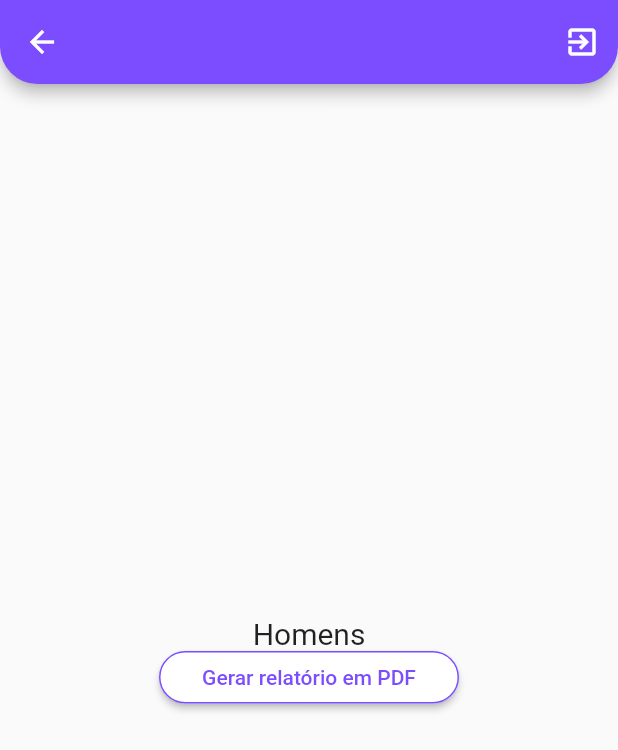
After one commit to Mthws167/TargetControl, a Flutter app: the screen it shows once a user with an empty profile is signed in, after a tap on "Relatório em PDF? Clique Aqui", on a phone screen of 412 x 824 dp. The commit adds this screen. Shown: the top 750 px of the screen. Run offline on Flutter 3.47's test engine with Material 2 defaults, Android fonts, the phone set to English and light mode, and no system bars; our stand-ins replace email_validator, firebase_auth, firebase_core, firebase_database, fluttertoast; missing offline and left inert: cloud_firestore_web, firebase_auth_web, firebase_core_web, firebase_database_web; accounts and stored records are empty.

Commit message:
criando página para o relatório

```diff
--- a/lib/screens/screen-counter/counter.dart
+++ b/lib/screens/screen-counter/counter.dart
@@ -3,8 +3,7 @@ import 'dart:async';
 import 'package:firebase_auth/firebase_auth.dart';
 import 'package:firebase_database/firebase_database.dart';
 import 'package:flutter/material.dart';
-
-import '../../utils/pdf.dart';
+import '../screen-pdf/pdf.dart';
 
 
 class Counter extends StatelessWidget {
@@ -173,7 +172,7 @@ class _ProgressState extends State<ProgressBar> {
           ),
         ),
         Container(
-            padding: const EdgeInsets.fromLTRB(20, 0, 20, 100),
+            padding: const EdgeInsets.fromLTRB(20, 0, 20, 50),
             child: Row(children: <Widget>[
               Container(
                 padding: const EdgeInsets.fromLTRB(30, 0, 80, 0),
@@ -224,7 +223,7 @@ class _ProgressState extends State<ProgressBar> {
           ),
         ),
         Container(
-            padding: const EdgeInsets.fromLTRB(20, 0, 20, 100),
+            padding: const EdgeInsets.fromLTRB(20, 0, 20, 50),
             child: Row(children: <Widget>[
               Container(
                 padding: const EdgeInsets.fromLTRB(30, 0, 80, 0),
@@ -275,7 +274,7 @@ class _ProgressState extends State<ProgressBar> {
           ),
         ),
         Container(
-            padding: const EdgeInsets.fromLTRB(20, 0, 20, 100),
+            padding: const EdgeInsets.fromLTRB(20, 0, 20, 80),
             child: Row(children: <Widget>[
               Container(
                 padding: EdgeInsets.fromLTRB(30, 0, 80, 0),
@@ -319,10 +318,10 @@ class _ProgressState extends State<ProgressBar> {
               ),
             ])),
         Container(
-          width: 300,
+          width: 250,
           height: 35,
           child: ElevatedButton(
-            child: const Text('Gerar relatório em PDF',
+            child: const Text('Relatório em PDF? Clique Aqui',
                 style: TextStyle(
                   color: Colors.deepPurpleAccent,
                 )),
@@ -334,8 +333,7 @@ class _ProgressState extends State<ProgressBar> {
                         borderRadius: BorderRadius.circular(20.0),
                         side: BorderSide(color: Colors.deepPurpleAccent)))),
             onPressed: () async{
-            final pdfFile = await PdfApi.generateTable();
-            PdfApi.openFile(pdfFile);
+              Navigator.of(context).push(MaterialPageRoute(builder: (context)=>PDF()));
             },
           ),
         ),
--- /dev/null
+++ b/lib/screens/screen-pdf/pdf.dart
@@ -0,0 +1,120 @@
+
+import 'package:firebase_auth/firebase_auth.dart';
+import 'package:flutter/material.dart';
+
+class Counter extends StatelessWidget {
+  final user = FirebaseAuth.instance.currentUser!;
+  Counter({Key? key}) : super(key: key);
+
+  @override
+  Widget build(BuildContext context) => WillPopScope(
+      onWillPop: () async => false,
+      child: Scaffold(
+        appBar: AppBar(
+          backgroundColor: Colors.deepPurpleAccent,
+          shape: const RoundedRectangleBorder(
+            borderRadius: BorderRadius.vertical(
+              bottom: Radius.circular(25),
+            ),
+          ),
+          actions: [
+            IconButton(
+                alignment: Alignment.center,
+                icon: Icon(Icons.exit_to_app_outlined),
+                onPressed: () {
+                  Navigator.of(context).pop();
+                })
+          ],
+        ),
+        body: Center(
+          child: Column(
+            mainAxisAlignment: MainAxisAlignment.center,
+            children: const <Widget>[
+              PDFState(),
+            ],
+          ),
+        ),
+      ));
+}
+
+class PDF extends StatelessWidget {
+  PDF({Key? key}) : super(key: key);
+
+  @override
+  Widget build(BuildContext context) => WillPopScope(
+      onWillPop: () async => false,
+      child: Scaffold(
+        appBar: AppBar(
+          backgroundColor: Colors.deepPurpleAccent,
+          shape: const RoundedRectangleBorder(
+            borderRadius: BorderRadius.vertical(
+              bottom: Radius.circular(25),
+            ),
+          ),
+          actions: [
+            IconButton(
+                alignment: Alignment.center,
+                icon: Icon(Icons.exit_to_app_outlined),
+                onPressed: () {
+                  FirebaseAuth.instance.signOut();
+                })
+          ],
+        ),
+        body: Center(
+          child: Column(
+            mainAxisAlignment: MainAxisAlignment.center,
+            children: const <Widget>[
+              PDFState(),
+            ],
+          ),
+        ),
+      ));
+}
+
+class PDFState extends StatefulWidget {
+  const PDFState({Key? key}) : super(key: key);
+
+  @override
+  State<StatefulWidget> createState() {
+    return _PDFBody();
+  }
+}
+
+class _PDFBody extends State<PDFState> {
+  @override
+  Widget build(BuildContext context) {
+    return Column(
+      mainAxisAlignment: MainAxisAlignment.center,
+      children: <Widget>[
+        Container(
+          alignment: Alignment.center,
+          child: const Text(
+            'Homens',
+            style: TextStyle(fontSize: 20),
+          ),
+        ),
+        Container(
+          width: 200,
+          height: 35,
+          child: ElevatedButton(
+            child: const Text('Gerar relatório em PDF',
+                style: TextStyle(
+                  color: Colors.deepPurpleAccent,
+                )),
+
+            style: ButtonStyle(
+                backgroundColor: MaterialStateProperty.all<Color>(Colors.white),
+                shape: MaterialStateProperty.all<RoundedRectangleBorder>(
+                    RoundedRectangleBorder(
+                        borderRadius: BorderRadius.circular(20.0),
+                        side: BorderSide(color: Colors.deepPurpleAccent)))),
+            onPressed: () async{
+
+            },
+          ),
+        ),
+      ],
+    );
+  }
+
+}
```
Also changed, not shown: lib/utils/pdf.dart (deleted, +0 -71 lines), 1 other file.
